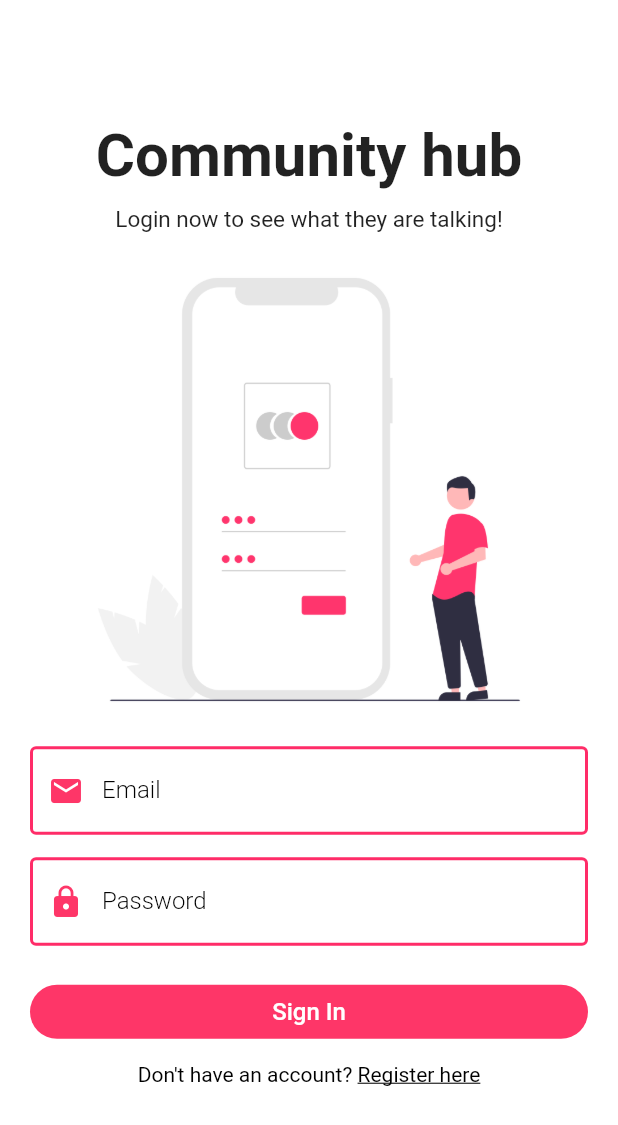
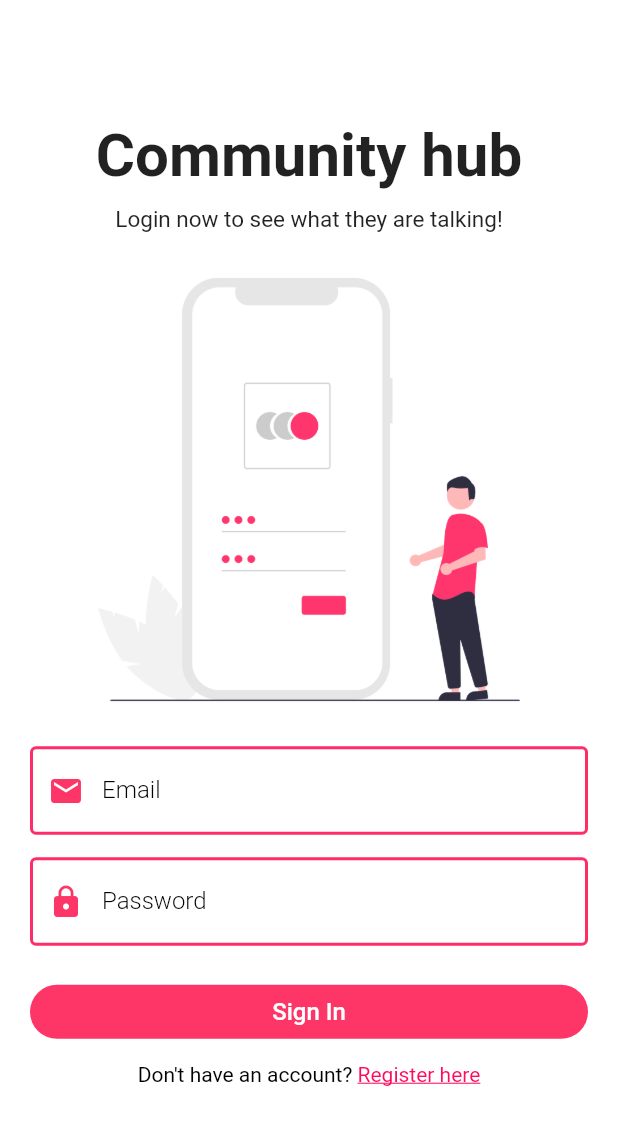
Before and after one commit to Pexilim/Chat-app, a Flutter app: the screen it shows after launch, on a phone screen of 412 x 824 dp. Shown: the top 1125 px of the screen. Run offline on Flutter 3.47's test engine with Material 2 defaults, Android fonts, the phone set to English and light mode, and no system bars; our stand-ins replace cloud_firestore, firebase_auth, firebase_core, shared_preferences; missing offline and left inert: cloud_firestore_web, firebase_auth_web, firebase_core_web, shared_preferences_web; accounts and stored records are empty.

Commit message:
updated login

```diff
--- a/lib/pages/auth/login_page.dart
+++ b/lib/pages/auth/login_page.dart
@@ -126,7 +126,7 @@ class _LoginPageState extends State<LoginPage> {
                             TextSpan(
                                 text: "Register here",
                                 style: const TextStyle(
-                                    color: Colors.black,
+                                    color: Color.fromARGB(255, 255, 11, 92),
                                     decoration: TextDecoration.underline),
                                 recognizer: TapGestureRecognizer()
                                   ..onTap = () {
--- a/lib/pages/auth/register_page.dart
+++ b/lib/pages/auth/register_page.dart
@@ -147,7 +147,7 @@ class _RegisterPageState extends State<RegisterPage> {
                             TextSpan(
                                 text: "Login now",
                                 style: const TextStyle(
-                                    color: Colors.black,
+                                    color: Color.fromARGB(255, 255, 39, 93),
                                     decoration: TextDecoration.underline),
                                 recognizer: TapGestureRecognizer()
                                   ..onTap = () {
```
